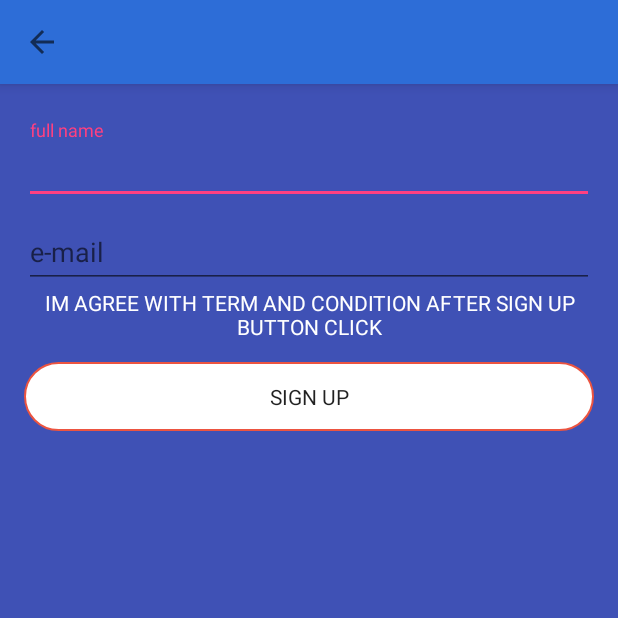
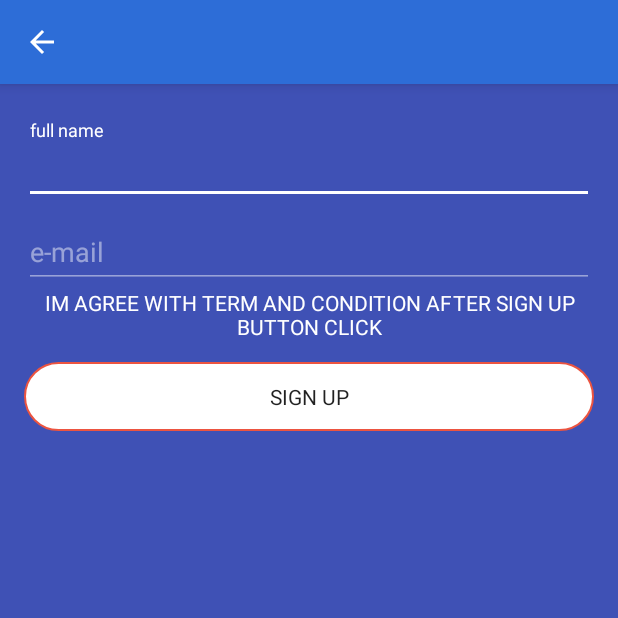
Before and after one commit to indraAsLesmana/ActLikePro, an Android app: the RegistrationActivity screen opened directly, with no data from a screen before it, on a phone screen of 412 x 824 dp, the top half of it. Run offline under Robolectric (Android 15) with nearby library versions, the phone set to English and light mode, and no system bars; libraries missing offline, so code that uses them is left out: retrofit.client; pictures from the network do not load.

Commit message:
edit form custom form layout, fix login validation

```diff
--- a/app/src/main/AndroidManifest.xml
+++ b/app/src/main/AndroidManifest.xml
@@ -37,7 +37,7 @@
         <activity
             android:name=".activity.RegistrationActivity"
             android:screenOrientation="portrait"
-            android:theme="@style/AppTheme.SplashScreen" />
+            android:theme="@style/AppTheme.RegistrationActivity"/>
         <activity
             android:name=".activity.SplashActivity"
             android:screenOrientation="portrait"
--- a/app/src/main/java/com/tutor93/indraaguslesmana/actlikepro/Activity/RegistrationActivity.java
+++ b/app/src/main/java/com/tutor93/indraaguslesmana/actlikepro/Activity/RegistrationActivity.java
@@ -10,17 +10,19 @@ import android.support.v7.widget.Toolbar;
 import android.util.Patterns;
 import android.view.MenuItem;
 import android.view.View;
-import android.widget.Button;
 import android.widget.EditText;
 import android.widget.TextView;
-import android.widget.Toast;
 import android.widget.ViewFlipper;
 
 import com.tutor93.indraaguslesmana.actlikepro.R;
 import com.tutor93.indraaguslesmana.actlikepro.api.AuthResponse;
+import com.tutor93.indraaguslesmana.actlikepro.likeaPro;
+import com.tutor93.indraaguslesmana.actlikepro.model.gitmodel;
 import com.tutor93.indraaguslesmana.actlikepro.utility.Helpers;
 
-import org.w3c.dom.Text;
+import retrofit.Callback;
+import retrofit.RetrofitError;
+import retrofit.client.Response;
 
 /**
  * Created by indraaguslesmana on 11/22/16.
@@ -40,6 +42,8 @@ public class RegistrationActivity extends AppCompatActivity {
     private AuthResponse.FacebookUser mPreFilledUser;
     private EditText mName;
     private EditText mEmail;
+    private TextView mBtnSignUp;
+    private TextView mRgsMessage;
 
     public static void start(Activity caller) {
         start(caller, false, null);
@@ -71,18 +75,19 @@ public class RegistrationActivity extends AppCompatActivity {
         }
 
         mViewFlipper = (ViewFlipper) findViewById(R.id.registration_view_flipper);
-        TextView btnSignup = (TextView)findViewById(R.id.registration_signup);
+        mBtnSignUp = (TextView)findViewById(R.id.registration_signup);
         mNameLayout = (TextInputLayout) findViewById(R.id.registration_form_name);
         mEmailLayout = (TextInputLayout) findViewById(R.id.registration_form_mail);
+        mRgsMessage = (TextView) findViewById(R.id.registration_message);
 
         setupForm();
 
-        if(btnSignup != null){
-            btnSignup.setOnClickListener(new View.OnClickListener() {
+        if (mBtnSignUp != null) {
+            mBtnSignUp.setOnClickListener(new View.OnClickListener() {
                 @Override
                 public void onClick(View view) {
-                    if(checValidity()){
-                        mViewFlipper.setDisplayedChild(DISPLAY_SUCCESS_MESSAGE);
+                    if (checValidity()) {
+                        sendDataToAPI();
                         Helpers.hideSoftKeyboard(getCurrentFocus());
                     }
 
@@ -142,4 +147,33 @@ public class RegistrationActivity extends AppCompatActivity {
     private void clearError(TextInputLayout view) {
         view.setErrorEnabled(false);
     }
+
+    private void sendDataToAPI() {
+        likeaPro.getService().getFeed("ivey", new Callback<gitmodel>() {
+            @Override
+            public void success(gitmodel gitmodel, Response response) {
+
+                // hide back button on toolbar
+                if(getSupportActionBar() != null) {
+                    getSupportActionBar().setDisplayHomeAsUpEnabled(false);
+                    getSupportActionBar().setDisplayShowHomeEnabled(false);
+                }
+
+                String mUsername = mName.getText().toString();
+
+                if (mUsername.equalsIgnoreCase(gitmodel.getLogin())){
+                    mRgsMessage.setText(R.string.login_success);
+                    mViewFlipper.setDisplayedChild(DISPLAY_SUCCESS_MESSAGE);
+                }else {
+                    mRgsMessage.setText(R.string.login_failed);
+                    mViewFlipper.setDisplayedChild(DISPLAY_SUCCESS_MESSAGE);
+                }
+            }
+
+            @Override
+            public void failure(RetrofitError error) {
+                Helpers.showToast(RegistrationActivity.this, error.getMessage(), true);
+            }
+        });
+    }
 }
--- a/app/src/main/res/layout/activity_registration.xml
+++ b/app/src/main/res/layout/activity_registration.xml
@@ -2,9 +2,9 @@
 <LinearLayout xmlns:android="http://schemas.android.com/apk/res/android"
     android:layout_width="match_parent"
     android:layout_height="match_parent"
+    xmlns:app="http://schemas.android.com/apk/res-auto"
     android:orientation="vertical"
-    android:background="@color/colorPrimary"
-    >
+    android:background="@color/colorPrimary">
 
     <include layout="@layout/inc_toolbar" />
 
@@ -21,6 +21,7 @@
             android:orientation="vertical">
 
             <TextView
+                android:id="@+id/registration_message"
                 android:layout_width="match_parent"
                 android:layout_height="wrap_content"
                 android:gravity="center"
@@ -50,7 +51,9 @@
                 <android.support.design.widget.TextInputLayout
                     android:id="@+id/registration_form_name"
                     android:layout_width="match_parent"
-                    android:layout_height="wrap_content">
+                    android:layout_height="wrap_content"
+                    app:errorTextAppearance="@style/error_appearance"
+                    >
 
                     <android.support.design.widget.TextInputEditText
                         android:layout_width="match_parent"
--- a/app/src/main/res/values/colors.xml
+++ b/app/src/main/res/values/colors.xml
@@ -16,4 +16,12 @@
     <color name="registration_sign_up_button_normal">#ffffff</color>
     <color name="secondary_background">#eceff0</color>
     <color name="registration_sign_up_button_pressed">#f0f0f0</color>
+
+    //default color chooser
+    <color name="default_white">#ffffff</color>
+    <color name="main_tab_indicator">#ffffff</color>
+    <color name="default_red">#d34836</color>
+    <color name="default_text_color">#717171</color>
+    <color name="registration_form_color_normal">#77ffffff</color>
+
 </resources>
--- a/app/src/main/res/values/dimens.xml
+++ b/app/src/main/res/values/dimens.xml
@@ -27,5 +27,6 @@
     <dimen name="toolbar_button_padding_hi">16.5dp</dimen>
     <dimen name="toolbar_button_padding_lo">7dp</dimen>
     <dimen name="registration_form_notice">14dp</dimen>
+    <dimen name="toast_text_size">12sp</dimen>
 
 </resources>
--- a/app/src/main/res/values/strings.xml
+++ b/app/src/main/res/values/strings.xml
@@ -31,4 +31,6 @@
     <string name="please_input_name">Please input your name</string>
     <string name="please_input_mail">Please input your mail</string>
     <string name="invalid_email_address">Invalid email address</string>
+    <string name="login_success">Login Success</string>
+    <string name="login_failed">Login Failed</string>
 </resources>
--- a/app/src/main/res/values/styles.xml
+++ b/app/src/main/res/values/styles.xml
@@ -1,11 +1,11 @@
-<resources>
+<resources xmlns:tools="http://schemas.android.com/tools">
 
     <!-- Base application theme. -->
     <style name="AppTheme" parent="Theme.AppCompat.Light.DarkActionBar">
-        <!-- Customize your theme here. -->
         <item name="colorPrimary">@color/colorPrimary</item>
         <item name="colorPrimaryDark">@color/colorPrimaryDark</item>
         <item name="colorAccent">@color/colorAccent</item>
+        <item name="customToolbarStyle">@style/ToolbarTheme</item>
     </style>
 
     <style name="AppTheme.SplashScreen">
@@ -22,19 +22,29 @@
 
     <style name="AppTheme.PopupOverlay" parent="ThemeOverlay.AppCompat.Light" />
 
-    <!-- Registration form textInputLayout-->
-    <style name="TextLabel" parent="TextAppearance.AppCompat">
-        <!-- Hint color and label color in FALSE state -->
-        <item name="android:textColorHint">@color/registration_form_color</item>
-        <item name="android:textSize">20sp</item>
-        <!-- Label color in TRUE state and bar color FALSE and TRUE State -->
-        <item name="colorAccent">@color/registration_form_color</item>
-        <item name="colorControlNormal">@color/registration_form_color</item>
-        <item name="colorControlActivated">@color/registration_form_color</item>
-    </style>
-
     <style name="ToolbarColoredBackArrow" parent="AppTheme">
         <item name="android:textColorSecondary">@color/registration_form_color</item>
     </style>
 
+    <style name="AppTheme.RegistrationActivity" parent="AppTheme">
+        <item name="colorControlNormal">@color/registration_form_color_normal</item>
+        <item name="colorControlActivated">@color/registration_form_color</item>
+        <item name="colorControlHighlight">@color/registration_form_color</item>
+        <item name="android:textColorHint">@color/registration_form_color_normal</item>
+        <item name="customToolbarStyle">@style/ToolbarTheme</item>
+        <item name="windowActionBar">false</item>
+        <item name="windowNoTitle">true</item>
+    </style>
+
+    <style name="error_appearance" parent="@android:style/TextAppearance">
+        <item name="android:textColor">@color/default_red</item>
+        <item name="android:textSize">12sp</item>
+    </style>
+
+    <style name="ToolbarTheme" parent="Theme.AppCompat">
+        <item name="android:textColorPrimary">@color/default_white</item>
+        <item name="actionMenuTextColor">@color/default_white</item>
+        <item name="android:textColorSecondary">@color/default_white</item>
+    </style>
+
 </resources>
```
Also changed, not shown: app/src/main/java/com/tutor93/indraaguslesmana/actlikepro/utility/Helpers.java (+28 -0 lines).
